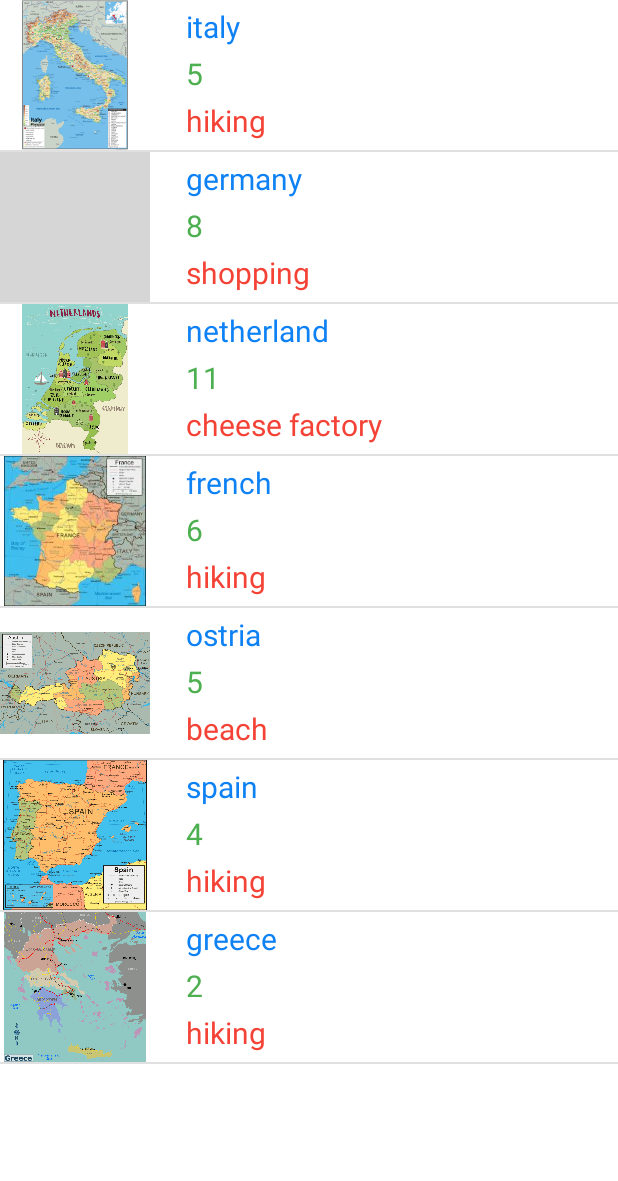
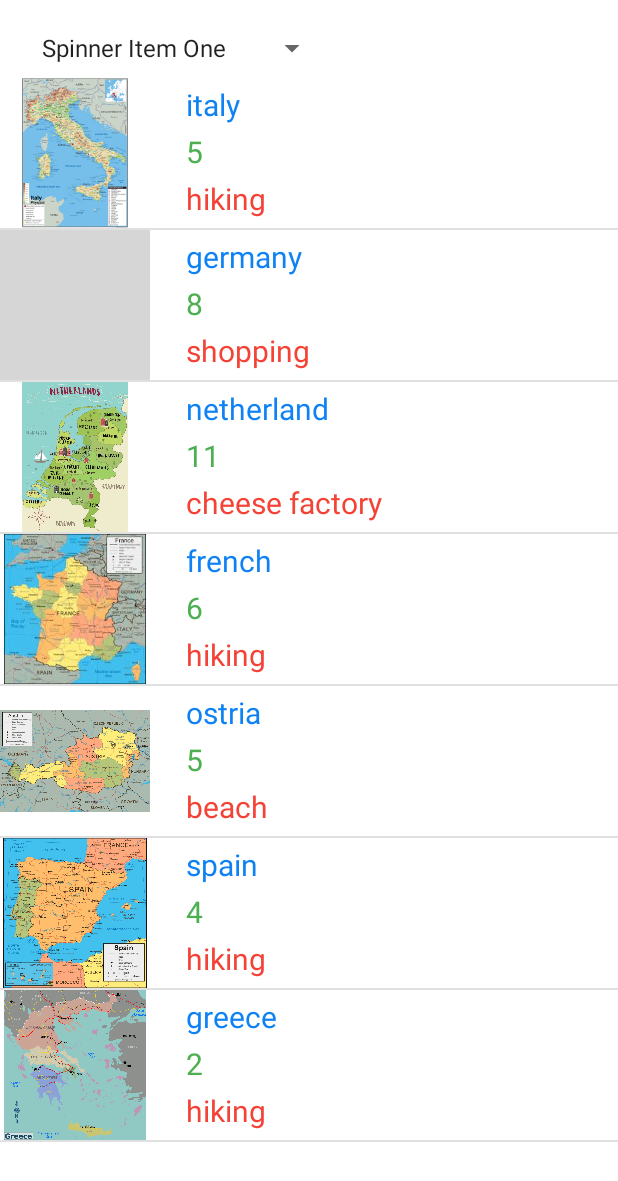
Before and after one commit to ng7897/ngAndroid, an Android app: the FlyListMain screen opened directly, with no data from a screen before it, on a phone screen of 412 x 824 dp. Shown: the top 1181 px of the screen. Run offline under Robolectric (Android 15) with nearby library versions, the phone set to English and light mode, and no system bars; Roboto replaces fonts that are not available here; grey boxes are pictures that could not be loaded.

Commit message:
spinner+ a bit of firebase

```diff
--- a/app/src/main/java/com/example/tothedestination/FlyListMain.java
+++ b/app/src/main/java/com/example/tothedestination/FlyListMain.java
@@ -3,7 +3,11 @@ package com.example.tothedestination;
 import android.graphics.Bitmap;
 import android.graphics.BitmapFactory;
 import android.os.Bundle;
+import android.view.View;
+import android.widget.AdapterView;
 import android.widget.ListView;
+import android.widget.Spinner;
+import android.widget.Toast;
 
 
 import androidx.appcompat.app.AppCompatActivity;
@@ -13,7 +17,7 @@ import androidx.core.view.WindowInsetsCompat;
 
 import java.util.ArrayList;
 
-public class FlyListMain extends AppCompatActivity {
+public class FlyListMain extends AppCompatActivity implements AdapterView.OnItemSelectedListener {
 
     ArrayList<Fly> flyList;
     ListView lv;
@@ -23,6 +27,8 @@ public class FlyListMain extends AppCompatActivity {
     protected void onCreate(Bundle savedInstanceState) {
         super.onCreate(savedInstanceState);
         setContentView(R.layout.fly_list);
+        Spinner aSpinner=findViewById(R.id.aSpinner);
+        aSpinner.setOnItemSelectedListener(this);
 
         Bitmap country0= BitmapFactory.decodeResource(getResources(),R.drawable.country0);
         Bitmap country1= BitmapFactory.decodeResource(getResources(),R.drawable.country1);
@@ -54,4 +60,14 @@ public class FlyListMain extends AppCompatActivity {
         lv.setAdapter(flyAdapter);
 
     }
+
+    @Override
+    public void onItemSelected(AdapterView<?> adapterView, View view, int i, long l) {
+        Toast.makeText(this, adapterView.getSelectedItem().toString(), Toast.LENGTH_SHORT).show();
+    }
+
+    @Override
+    public void onNothingSelected(AdapterView<?> adapterView) {
+
+    }
 }
--- a/app/src/main/res/layout/fly_list.xml
+++ b/app/src/main/res/layout/fly_list.xml
@@ -8,17 +8,25 @@
     android:layout_height="match_parent"
     tools:context=".FlyListMain">
 
-<Spinner
-    android:id="@+id/aSpinner"
-    android:layout_width="wrap_content"
-    android:layout_height="wrap_content"
-    android:layout_margin="20dp"
-    tools:ignore="MissingConstraints"/>
+    <Spinner
+        android:id="@+id/aSpinner"
+        android:layout_width="wrap_content"
+        android:layout_height="wrap_content"
+        android:layout_margin="20dp"
+        android:layout_marginStart="32dp"
+        android:layout_marginTop="16dp"
+        android:entries="@array/Spinner_items"
+        app:layout_constraintStart_toStartOf="parent"
+        app:layout_constraintTop_toTopOf="parent"
+        tools:ignore="MissingConstraints" />
 
     <ListView
+        android:id="@+id/lv"
         android:layout_width="match_parent"
         android:layout_height="match_parent"
-        android:id="@+id/lv">
+        android:layout_marginTop="52dp"
+        app:layout_constraintStart_toStartOf="parent"
+        app:layout_constraintTop_toTopOf="parent">
 
 
     </ListView>
--- a/app/src/main/res/values/strings.xml
+++ b/app/src/main/res/values/strings.xml
@@ -19,6 +19,14 @@
     <string name="flightDate">תאריך טיסה הלוך:</string>
     <string name="howLongFlight">כמות שעות טיסה</string>
     <string name="flySmart">לנפוש חכם</string>
+    <string-array name="Spinner_items">
+        <item>Spinner Item One</item>
+        <item>Spinner Item Two</item>
+        <item>Spinner Item Three</item>
+        <item>Spinner Item Four</item>
+        <item>Spinner Item Five</item>
+
+    </string-array>
 
 
 </resources>
```
